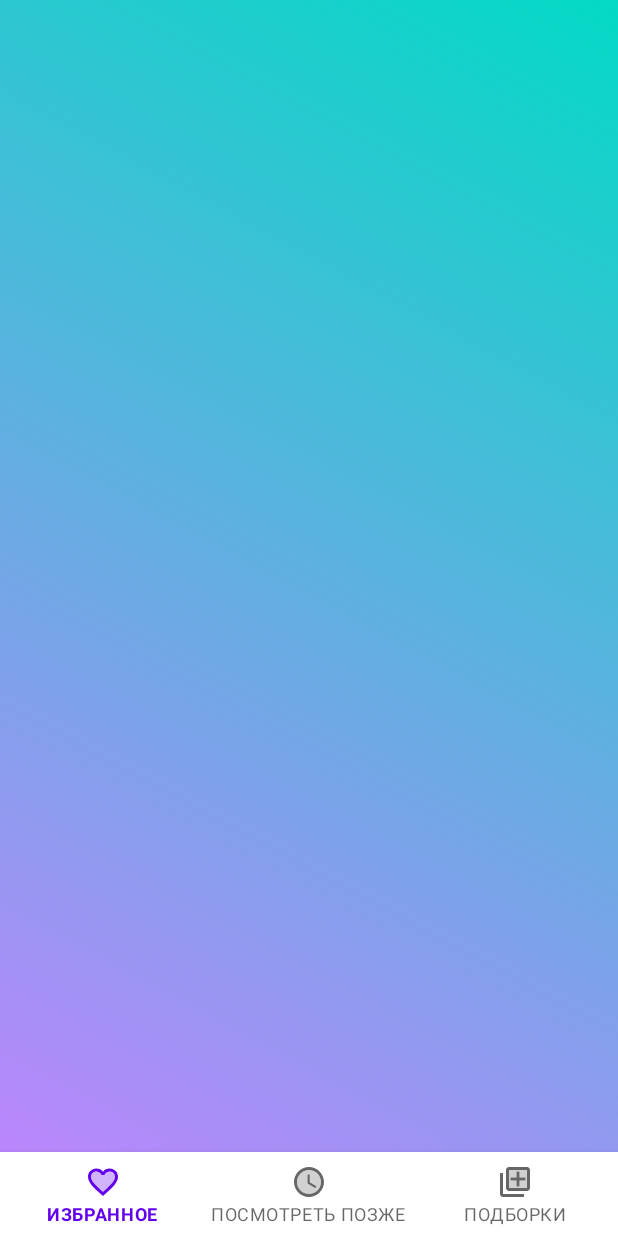
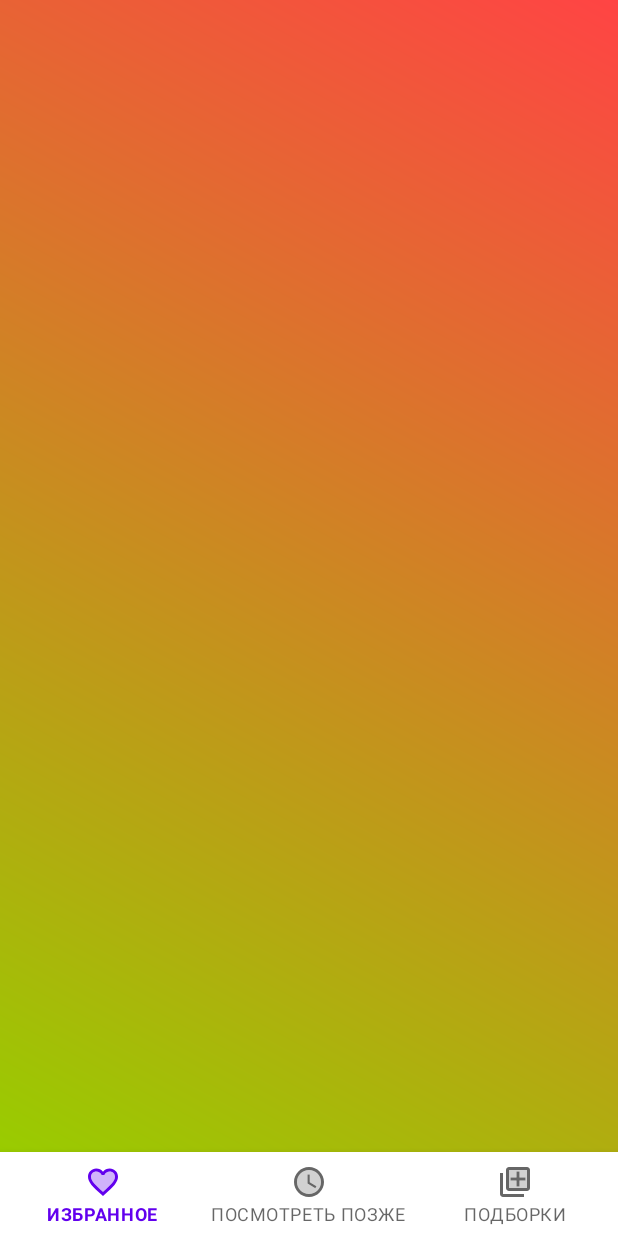
Before and after one commit to oleg-lk/module19-kotlin, an Android app: the fragment FavoritesFragment placed in its activity, on a phone screen of 412 x 824 dp. Run offline under Robolectric (Android 15) with nearby library versions, the phone set to English and light mode, and no system bars.

Commit message:
29.7. Итоговый проект. Старт

```diff
--- a/app/src/main/java/ru/oleshchuk/module19_kotlin/HomeFragment.kt
+++ b/app/src/main/java/ru/oleshchuk/module19_kotlin/HomeFragment.kt
@@ -28,6 +28,7 @@ class HomeFragment : Fragment() {
     lateinit var binding: FragmentHomeBinding
     private var filmAdapter : FilmAdapter? = null
 
+    /*************************************************************************/
     override fun onCreateView(
         inflater: LayoutInflater, container: ViewGroup?,
         savedInstanceState: Bundle?
@@ -37,19 +38,14 @@ class HomeFragment : Fragment() {
         return binding.root
     }
 
+    /*************************************************************************/
     override fun onViewCreated(view: View, savedInstanceState: Bundle?) {
         super.onViewCreated(view, savedInstanceState)
-        val mainScene = Scene.getSceneForLayout(binding.root, R.layout.merge_home_screen, context)
-        //mainScene.enter()
-        val slideSearch = Slide(Gravity.TOP).addTarget(R.id.search).setDuration(200)
-        val slideRv = Slide(Gravity.BOTTOM).addTarget(R.id.films_view).setDuration(300)
-        TransitionManager.go(mainScene, TransitionSet()
-            .addTransition(slideSearch)
-            .addTransition(slideRv))
         initFilms()
         initSearch()
     }
 
+    /*************************************************************************/
     //search menu
     private fun initSearch() {
         val search = view?.findViewById<SearchView>(R.id.search)
@@ -83,6 +79,7 @@ class HomeFragment : Fragment() {
         })
     }
 
+    /*************************************************************************/
     private fun initFilms() {
         filmAdapter = FilmAdapter(object : FilmAdapter.OnItemClickListener {
             override fun onClick(film: Film?) {
--- a/app/src/main/java/ru/oleshchuk/module19_kotlin/MainActivity.kt
+++ b/app/src/main/java/ru/oleshchuk/module19_kotlin/MainActivity.kt
@@ -28,6 +28,7 @@ class MainActivity : AppCompatActivity() {
         }
     }
 
+    /*************************************************************************/
     override fun onCreate(savedInstanceState: Bundle?) {
         super.onCreate(savedInstanceState)
         binding = ActivityMainBinding.inflate(layoutInflater)
@@ -35,6 +36,7 @@ class MainActivity : AppCompatActivity() {
 
         bottomNavigation()
 
+        /*start home fragment*/
         supportFragmentManager
             .beginTransaction()
             .add(R.id.central_view, HomeFragment(), FragmentTags.TAG_FRAGMENT_HOME)
@@ -42,6 +44,7 @@ class MainActivity : AppCompatActivity() {
             .commit()
     }
 
+    /*************************************************************************/
     override fun onBackPressed() {
         if(supportFragmentManager.backStackEntryCount == 1){
             val snackbar = Snackbar.make(
--- /dev/null
+++ b/app/src/main/res/drawable/shape_favorite.xml
@@ -0,0 +1,10 @@
+<?xml version="1.0" encoding="utf-8"?>
+<shape xmlns:android="http://schemas.android.com/apk/res/android">
+    <gradient
+        android:centerX="0.5"
+        android:centerY="0.5"
+        android:angle="45"
+        android:type="linear"
+        android:endColor="@android:color/holo_red_light"
+        android:startColor="@android:color/holo_green_light" />
+</shape>
--- a/app/src/main/res/layout/activity_main.xml
+++ b/app/src/main/res/layout/activity_main.xml
@@ -11,7 +11,7 @@
         android:id="@+id/central_view"
         android:layout_width="match_parent"
         android:layout_height="0dp"
-        android:background="@drawable/central_shape"
+        android:background="@drawable/shape_home"
         app:layout_constraintBottom_toTopOf="@+id/bottom_nav"
         app:layout_constraintEnd_toEndOf="parent"
         app:layout_constraintStart_toStartOf="parent"
--- a/app/src/main/res/layout/fragment_favorites.xml
+++ b/app/src/main/res/layout/fragment_favorites.xml
@@ -4,6 +4,7 @@
     android:layout_width="match_parent"
     android:layout_height="match_parent"
     xmlns:app="http://schemas.android.com/apk/res-auto"
+    android:background="@drawable/shape_favorite"
     tools:context=".FavoritesFragment">
 
     <androidx.recyclerview.widget.RecyclerView
```
Also changed, not shown: app/src/main/res/layout/fragment_home.xml (+39 -4 lines), app/src/main/res/layout/merge_home_screen.xml (deleted, +0 -40 lines), app/src/main/res/drawable/shape_home.xml (renamed from app/src/main/res/drawable/central_shape.xml), app/src/main/res/drawable/shape_poster.xml (renamed from app/src/main/res/drawable/poster_shape.xml).
